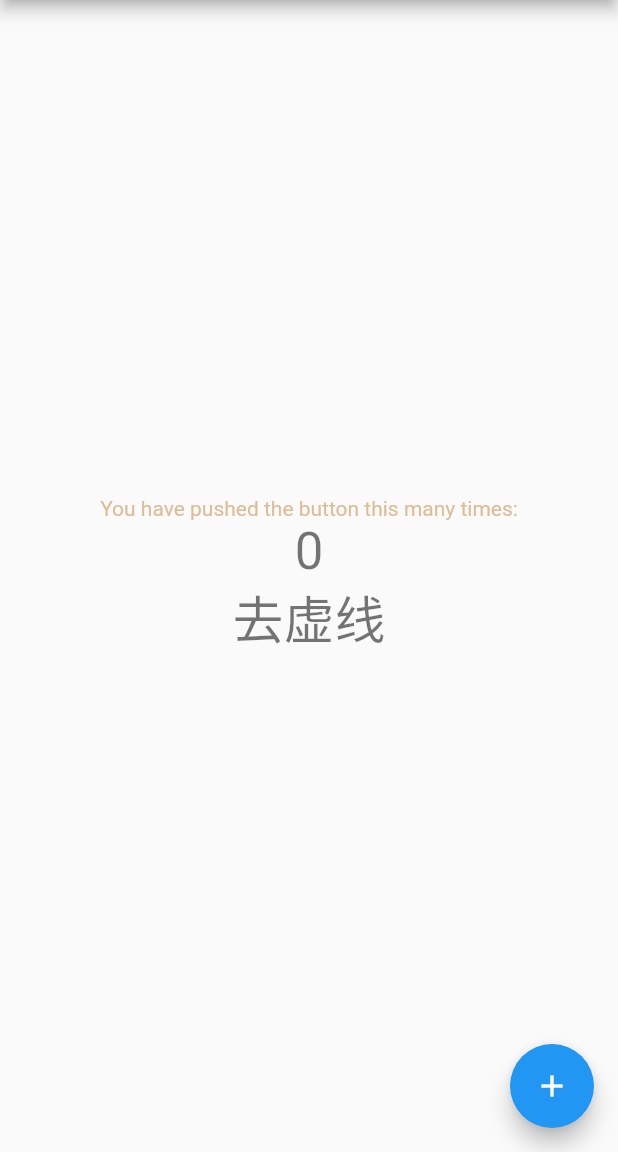
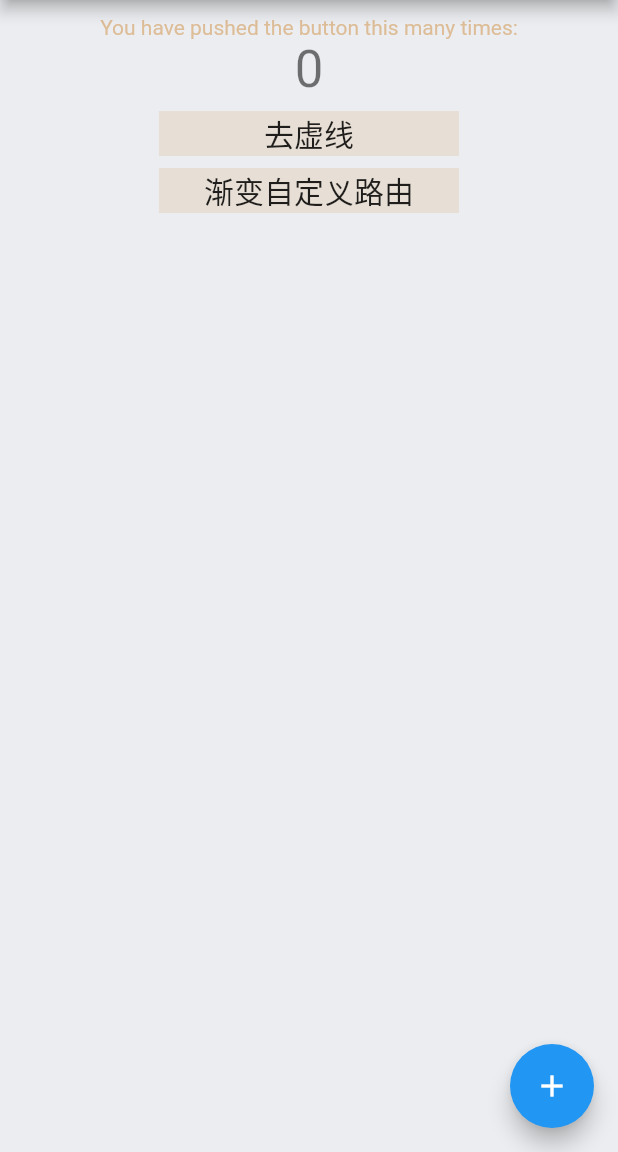
Before and after one commit to JustinXu0223/flutter_app, a Flutter app: the screen it shows after launch, on a phone screen of 412 x 824 dp, the part 84-1236 px from its top. Run offline on Flutter 3.47's test engine with Material 2 defaults, Android fonts, the phone set to English and light mode, and no system bars.

Commit message:
feat: add route page

```diff
--- /dev/null
+++ b/lib/components/pageRoute/fadePageRoute/index.dart
@@ -0,0 +1,48 @@
+import 'package:flutter/cupertino.dart';
+import 'package:flutter/material.dart';
+
+class FadePageRoute extends PageRoute {
+  FadePageRoute({
+    required this.builder,
+    this.transitionDuration = const Duration(milliseconds: 300),
+    this.opaque = true,
+    this.barrierDismissible = false,
+    this.barrierColor,
+    this.barrierLabel,
+    this.maintainState = true,
+  });
+
+  final WidgetBuilder builder;
+
+  @override
+  final Duration transitionDuration;
+
+  @override
+  final bool opaque;
+
+  @override
+  final bool barrierDismissible;
+
+  @override
+  final Color? barrierColor;
+
+  @override
+  final String? barrierLabel;
+
+  @override
+  final bool maintainState;
+
+  @override
+  Widget buildPage(BuildContext context, Animation<double> animation,
+          Animation<double> secondaryAnimation) =>
+      builder(context);
+
+  @override
+  Widget buildTransitions(BuildContext context, Animation<double> animation,
+      Animation<double> secondaryAnimation, Widget child) {
+    return FadeTransition(
+      opacity: animation,
+      child: builder(context),
+    );
+  }
+}
--- a/lib/main.dart
+++ b/lib/main.dart
@@ -1,8 +1,11 @@
 import 'package:flutter/material.dart';
 // constants
 import 'package:flutter_app/constants/color.dart';
+// components
+import 'package:flutter_app/components/pageRoute/fadePageRoute/index.dart';
 // pages
 import 'package:flutter_app/pages/demo/dashLine/index.dart';
+import 'package:flutter_app/pages/demo/routePage/index.dart';
 
 void main() {
   runApp(const MyApp());
@@ -17,15 +20,6 @@ class MyApp extends StatelessWidget {
     return MaterialApp(
       title: 'Flutter Demo',
       theme: ThemeData(
-        // This is the theme of your application.
-        //
-        // Try running your application with "flutter run". You'll see the
-        // application has a blue toolbar. Then, without quitting the app, try
-        // changing the primarySwatch below to Colors.green and then invoke
-        // "hot reload" (press "r" in the console where you ran "flutter run",
-        // or simply save your changes to "hot reload" in a Flutter IDE).
-        // Notice that the counter didn't reset back to zero; the application
-        // is not restarted.
         primarySwatch: Colors.blue,
       ),
       home: const MyHomePage(title: 'Flutter Demo Home Page'),
@@ -35,15 +29,6 @@ class MyApp extends StatelessWidget {
 
 class MyHomePage extends StatefulWidget {
   const MyHomePage({Key? key, required this.title}) : super(key: key);
-
-  // This widget is the home page of your application. It is stateful, meaning
-  // that it has a State object (defined below) that contains fields that affect
-  // how it looks.
-
-  // This class is the configuration for the state. It holds the values (in this
-  // case the title) provided by the parent (in this case the App widget) and
-  // used by the build method of the State. Fields in a Widget subclass are
-  // always marked "final".
 
   final String title;
 
@@ -56,49 +41,39 @@ class _MyHomePageState extends State<MyHomePage> {
 
   void _incrementCounter() {
     setState(() {
-      // This call to setState tells the Flutter framework that something has
-      // changed in this State, which causes it to rerun the build method below
-      // so that the display can reflect the updated values. If we changed
-      // _counter without calling setState(), then the build method would not be
-      // called again, and so nothing would appear to happen.
       _counter++;
     });
   }
 
+  Widget renderLinkItem(String text) {
+    return Container(
+      margin: const EdgeInsets.only(top: 8),
+      width: 200,
+      decoration: BoxDecoration(
+        color: ColorConstant.primaryColor.withOpacity(0.3),
+      ),
+      alignment: Alignment.center,
+      child: Text(
+        text,
+        style: Theme.of(context).textTheme.headline6,
+      ),
+    );
+  }
+
   @override
   Widget build(BuildContext context) {
-    // This method is rerun every time setState is called, for instance as done
-    // by the _incrementCounter method above.
-    //
-    // The Flutter framework has been optimized to make rerunning build methods
-    // fast, so that you can just rebuild anything that needs updating rather
-    // than having to individually change instances of widgets.
     return Scaffold(
       appBar: AppBar(
-        // Here we take the value from the MyHomePage object that was created by
-        // the App.build method, and use it to set our appbar title.
         title: Text(widget.title),
       ),
-      body: Center(
-        // Center is a layout widget. It takes a single child and positions it
-        // in the middle of the parent.
+      body: SingleChildScrollView(
+        child: Container(
+          width: double.infinity,
+          height: 1000,
+          color: ColorConstant.negativeColor.withOpacity(0.3),
           child: Column(
-          // Column is also a layout widget. It takes a list of children and
-          // arranges them vertically. By default, it sizes itself to fit its
-          // children horizontally, and tries to be as tall as its parent.
-          //
-          // Invoke "debug painting" (press "p" in the console, choose the
-          // "Toggle Debug Paint" action from the Flutter Inspector in Android
-          // Studio, or the "Toggle Debug Paint" command in Visual Studio Code)
-          // to see the wireframe for each widget.
-          //
-          // Column has various properties to control how it sizes itself and
-          // how it positions its children. Here we use mainAxisAlignment to
-          // center the children vertically; the main axis here is the vertical
-          // axis because Columns are vertical (the cross axis would be
-          // horizontal).
-          mainAxisAlignment: MainAxisAlignment.center,
             children: <Widget>[
+              const SizedBox(height: 10),
               Text(
                 'You have pushed the button this many times:',
                 style: TextStyle(
@@ -118,12 +93,21 @@ class _MyHomePageState extends State<MyHomePage> {
                     ),
                   );
                 },
-              child: Text(
-                '去虚线',
-                style: Theme.of(context).textTheme.headline4,
+                child: renderLinkItem('去虚线'),
               ),
-            )
+              InkWell(
+                onTap: () {
+                  Navigator.push(
+                    context,
+                    FadePageRoute(
+                      builder: (context) => const RoutePage(),
+                    ),
+                  );
+                },
+                child: renderLinkItem('渐变自定义路由'),
+              ),
             ],
+          ),
         ),
       ),
       floatingActionButton: FloatingActionButton(
```
Also changed, not shown: lib/pages/demo/dashLine/index.dart (+2 -12 lines), lib/pages/demo/routePage/index.dart (added, +58 -0 lines). Lines whose indentation alone changed are shown as unchanged.
